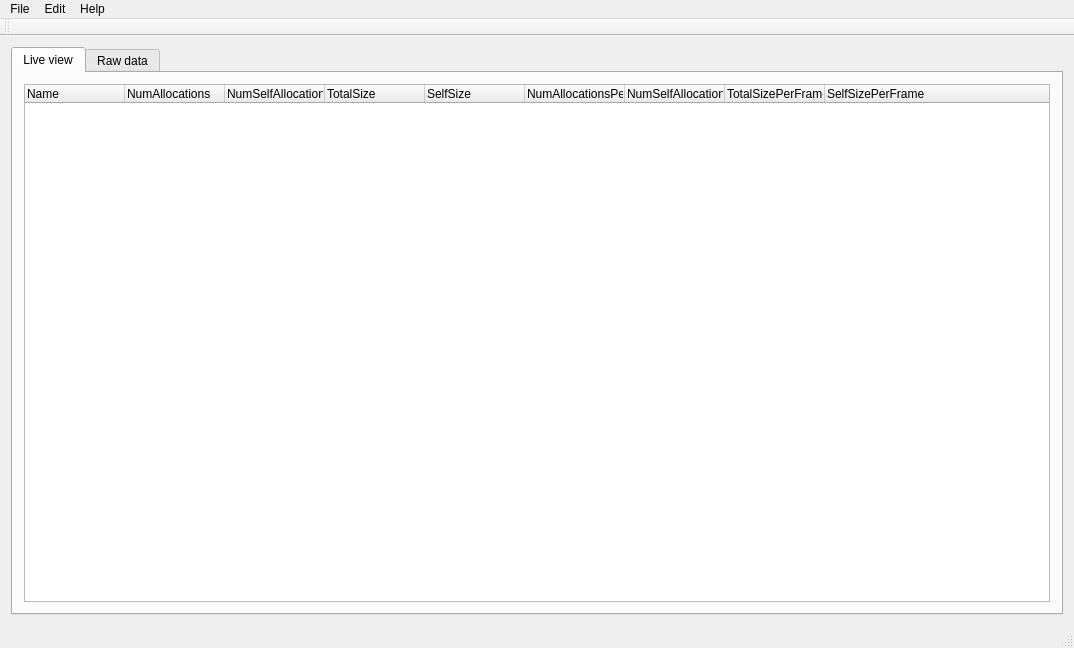
madrenegade/PGameStudio, file src/MemoryProfiler/MemoryProfiler/mainwindow.ui: the form before one commit.
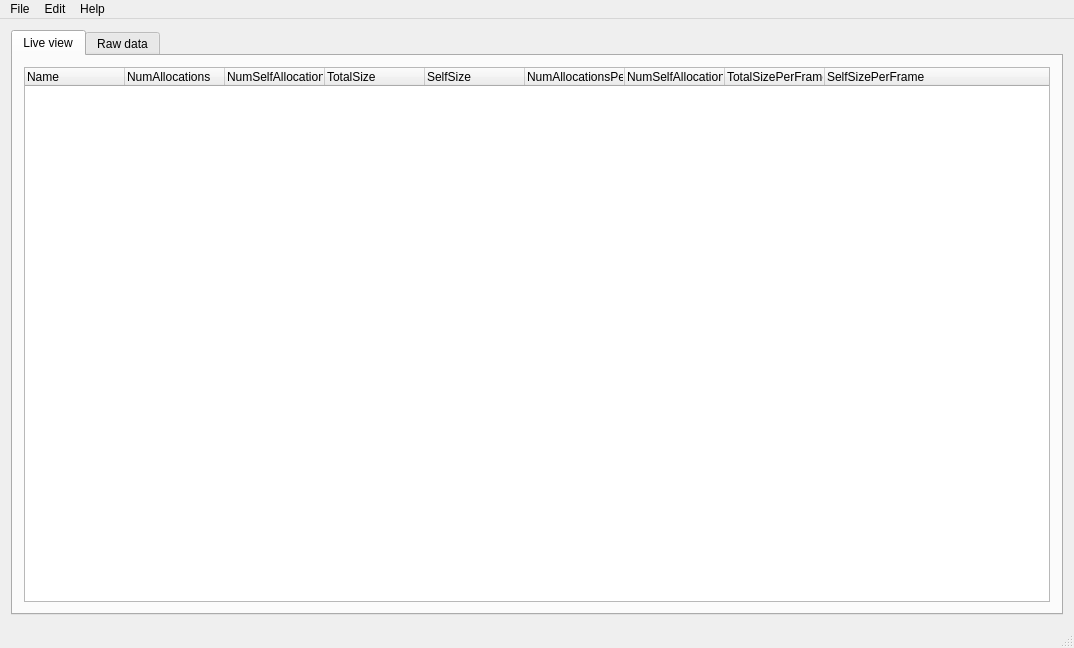
The form after the commit.

```diff
--- a/src/MemoryProfiler/MemoryProfiler/mainwindow.ui
+++ b/src/MemoryProfiler/MemoryProfiler/mainwindow.ui
@@ -129,14 +129,6 @@
    <addaction name="menuEdit"/>
    <addaction name="menuHelp"/>
   </widget>
-  <widget class="QToolBar" name="mainToolBar">
-   <attribute name="toolBarArea">
-    <enum>TopToolBarArea</enum>
-   </attribute>
-   <attribute name="toolBarBreak">
-    <bool>false</bool>
-   </attribute>
-  </widget>
   <widget class="QStatusBar" name="statusBar"/>
   <action name="actionPreferences">
    <property name="text">
```
